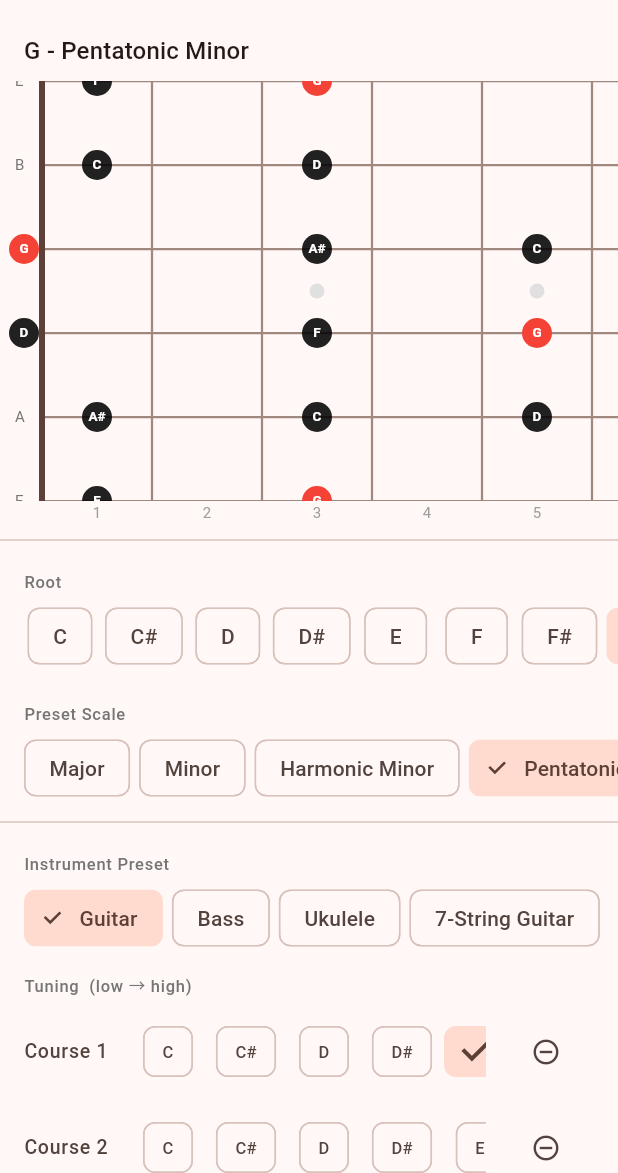
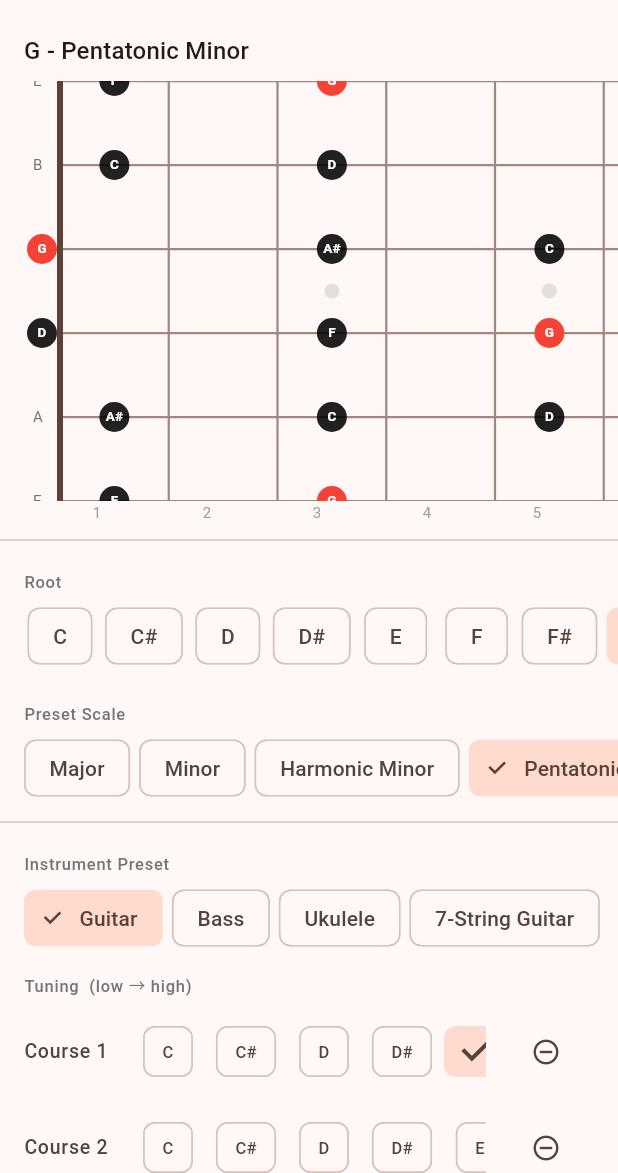
Before and after one commit to KoichiAsaga/view-scale-notes-on-fletboard, a Flutter app: the screen it shows after launch, on a phone screen of 412 x 824 dp, the part 63-1236 px from its top. Run offline on Flutter 3.47's test engine with Material 3 defaults, Android fonts, the phone set to English and light mode, and no system bars; our stand-ins replace flutter_riverpod.

Commit message:
:art: フレットボードviewにpadding追加
Co-authored-by: Copilot <copilot@github.com>

```diff
--- a/lib/widgets/fretboard_widget.dart
+++ b/lib/widgets/fretboard_widget.dart
@@ -36,14 +36,14 @@ class FretboardWidget extends StatelessWidget {
         // 横スクロール対応のフレットボード
         SingleChildScrollView(
           scrollDirection: Axis.horizontal,
-          padding: const EdgeInsets.symmetric(horizontal: 8),
+          padding: const EdgeInsets.symmetric(horizontal: 10),
           child: SizedBox(
             width: 900, // フレット幅の合計（等間隔12フレット分）
             height: _canvasHeight,
-            child: CustomPaint(
-              painter: FretboardPainter(
-                scale: scale,
-                instrument: instrument,
+            child: Padding(
+              padding: const EdgeInsets.only(left: 10), // ← 追加：開放弦ドット用スペース
+              child: CustomPaint(
+                painter: FretboardPainter(scale: scale, instrument: instrument),
               ),
             ),
           ),
@@ -73,10 +73,7 @@ class _FretNumberRow extends StatelessWidget {
                 child: Center(
                   child: Text(
                     '$fret',
-                    style: TextStyle(
-                      fontSize: 10,
-                      color: Colors.grey.shade500,
-                    ),
+                    style: TextStyle(fontSize: 10, color: Colors.grey.shade500),
                   ),
                 ),
               );
```
